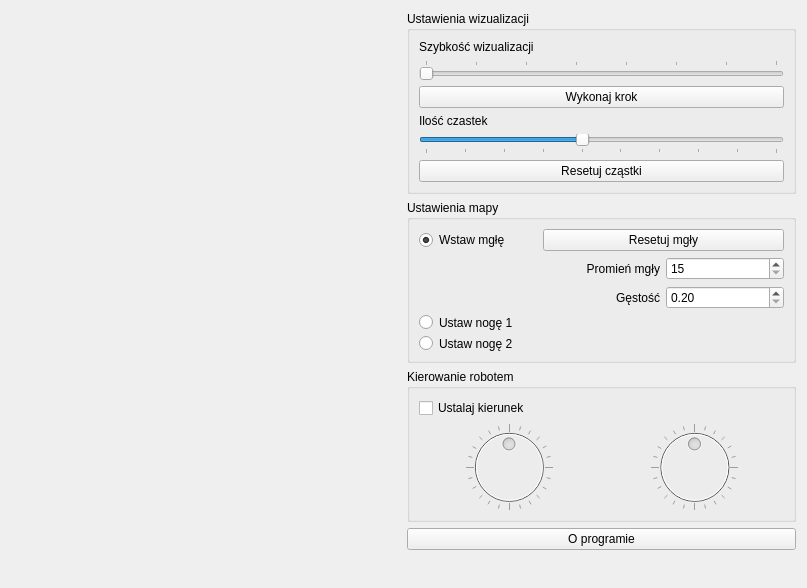
Old version of the form Visualiser.ui in the repository zuozp8/nogi.
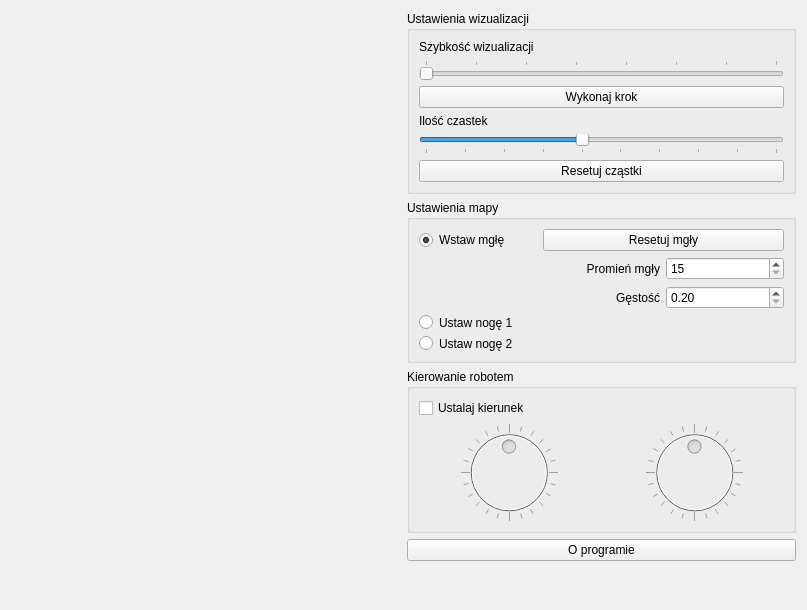
New version of the form. Custom widgets are drawn as their Qt base class.

What changed in the file:
```diff
--- a/Visualiser.ui
+++ b/Visualiser.ui
@@ -7,7 +7,7 @@
     <x>0</x>
     <y>0</y>
     <width>807</width>
-    <height>588</height>
+    <height>610</height>
    </rect>
   </property>
   <property name="windowTitle">
```
